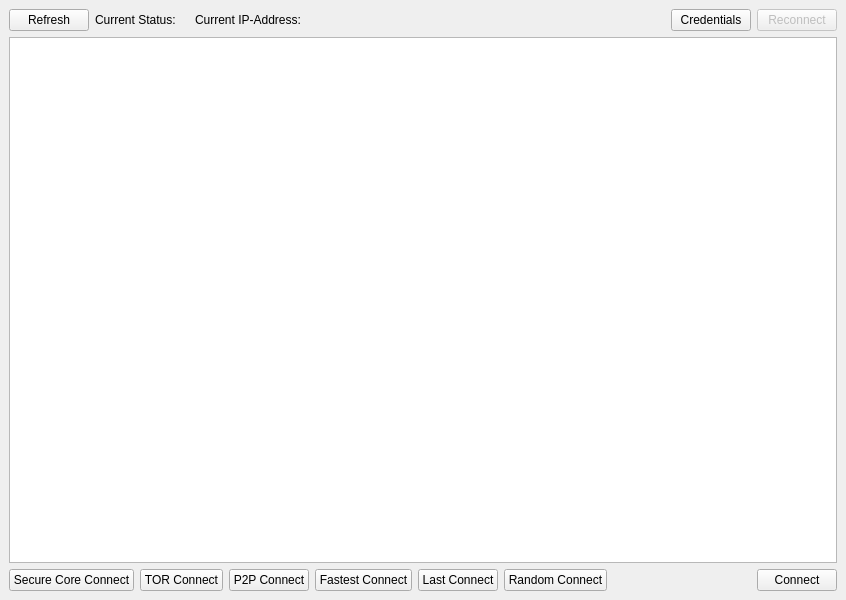
First picture: the form in mainwindow.ui, repository baduhai/Protonvpn-GUI, before the edit.
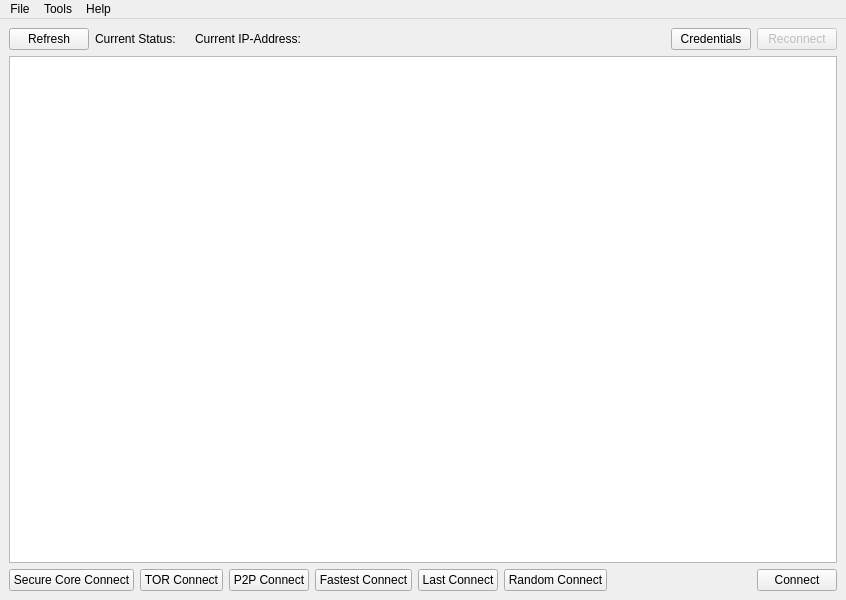
Second picture: the form after the edit.

```diff
--- a/mainwindow.ui
+++ b/mainwindow.ui
@@ -67,6 +67,13 @@
           </property>
          </spacer>
         </item>
+        <item>
+         <widget class="QLabel" name="loadingStat">
+          <property name="text">
+           <string/>
+          </property>
+         </widget>
+        </item>
         <item>
          <widget class="QPushButton" name="credentials">
           <property name="text">
@@ -171,9 +178,45 @@
      <x>0</x>
      <y>0</y>
      <width>846</width>
-     <height>22</height>
+     <height>29</height>
     </rect>
    </property>
+   <widget class="QMenu" name="menuFile">
+    <property name="title">
+     <string>File</string>
+    </property>
+    <addaction name="actionConnect"/>
+    <addaction name="actionDisconnect"/>
+    <addaction name="actionQuit"/>
+   </widget>
+   <widget class="QMenu" name="menuTools">
+    <property name="title">
+     <string>Tools</string>
+    </property>
+    <widget class="QMenu" name="menuSpecial_Connect">
+     <property name="title">
+      <string>Special Connect</string>
+     </property>
+     <addaction name="actionSecure_Core"/>
+     <addaction name="actionTOR"/>
+     <addaction name="actionPeer_to_peer"/>
+     <addaction name="actionFastest"/>
+     <addaction name="actionLast"/>
+     <addaction name="actionRandom"/>
+    </widget>
+    <addaction name="actionRefresh"/>
+    <addaction name="actionCredentials"/>
+    <addaction name="menuSpecial_Connect"/>
+   </widget>
+   <widget class="QMenu" name="menuHelp">
+    <property name="title">
+     <string>Help</string>
+    </property>
+    <addaction name="actionAbout"/>
+   </widget>
+   <addaction name="menuFile"/>
+   <addaction name="menuTools"/>
+   <addaction name="menuHelp"/>
   </widget>
  </widget>
  <resources/>
```
Left out of the diff: 99 changed lines with no effect on the pictures.
